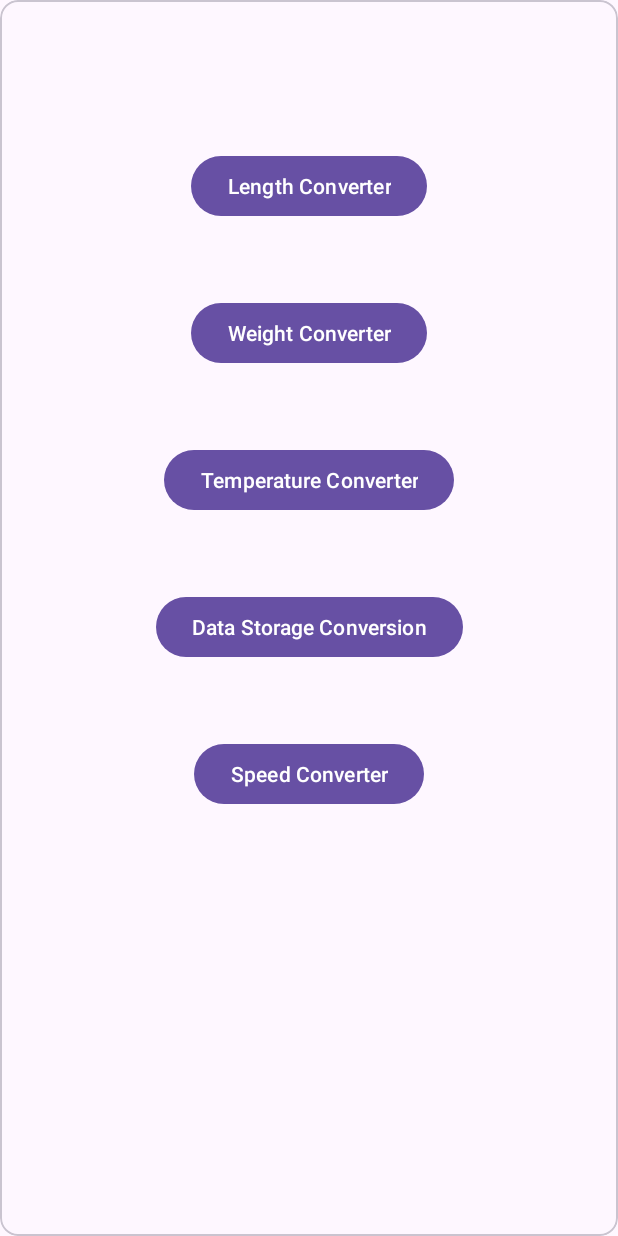
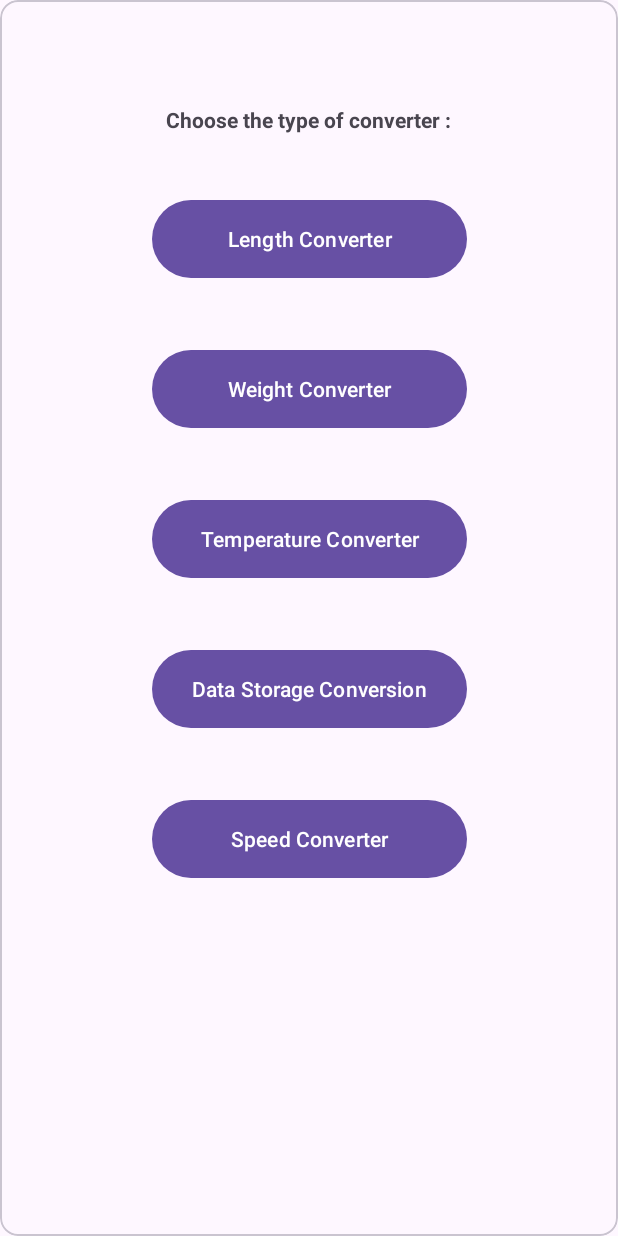
Before and after one commit to guptakushal03/Second_Assignment_App_21012021034, an Android app: the screen it shows after launch (MainActivity), on a phone screen of 412 x 824 dp. Run offline under Robolectric (Android 15) with nearby library versions, the phone set to English and light mode, and no system bars.

Commit message:
Main Page Commit 2

```diff
--- a/app/src/main/res/layout/activity_main.xml
+++ b/app/src/main/res/layout/activity_main.xml
@@ -13,56 +13,67 @@
         <androidx.constraintlayout.widget.ConstraintLayout
             android:layout_width="match_parent"
             android:layout_height="match_parent"
-            android:padding="100dp">
+            android:padding="70dp">
 
-            <Button
-                android:id="@+id/LengthBtn"
+            <TextView
+                android:id="@+id/textView"
                 android:layout_width="wrap_content"
                 android:layout_height="wrap_content"
-                android:text="Length Converter"
+                android:text="Choose the type of converter :"
+                android:textStyle="bold"
                 app:layout_constraintEnd_toEndOf="parent"
                 app:layout_constraintStart_toStartOf="parent"
                 app:layout_constraintTop_toTopOf="parent" />
 
             <Button
+                android:id="@+id/LengthBtn"
+                android:layout_width="210dp"
+                android:layout_height="60dp"
+                android:text="Length Converter"
+                app:layout_constraintEnd_toEndOf="parent"
+                app:layout_constraintStart_toStartOf="parent"
+                app:layout_constraintTop_toBottomOf="@+id/textView"
+                android:layout_marginTop="40dp"/>
+
+            <Button
                 android:id="@+id/WeightBtn"
-                android:layout_width="wrap_content"
-                android:layout_height="wrap_content"
+                android:layout_width="210dp"
+                android:layout_height="60dp"
                 android:text="Weight Converter"
                 app:layout_constraintEnd_toEndOf="parent"
                 app:layout_constraintStart_toStartOf="parent"
                 app:layout_constraintTop_toBottomOf="@+id/LengthBtn"
-                android:layout_marginTop="50dp"/>
+                android:layout_marginTop="40dp"/>
 
             <Button
                 android:id="@+id/TempBtn"
-                android:layout_width="wrap_content"
-                android:layout_height="wrap_content"
+                android:layout_width="210dp"
+                android:layout_height="60dp"
                 android:text="Temperature Converter"
                 app:layout_constraintEnd_toEndOf="parent"
                 app:layout_constraintStart_toStartOf="parent"
                 app:layout_constraintTop_toBottomOf="@+id/WeightBtn"
-                android:layout_marginTop="50dp" />
+                android:layout_marginTop="40dp" />
 
             <Button
                 android:id="@+id/DataBtn"
-                android:layout_width="wrap_content"
-                android:layout_height="wrap_content"
+                android:layout_width="210dp"
+                android:layout_height="60dp"
                 android:text="Data Storage Conversion"
                 app:layout_constraintEnd_toEndOf="parent"
                 app:layout_constraintStart_toStartOf="parent"
                 app:layout_constraintTop_toBottomOf="@+id/TempBtn"
-                android:layout_marginTop="50dp"/>
+                android:layout_marginTop="40dp"/>
 
             <Button
                 android:id="@+id/SpeedBtn"
-                android:layout_width="wrap_content"
-                android:layout_height="wrap_content"
+                android:layout_width="210dp"
+                android:layout_height="60dp"
                 android:text="Speed Converter"
                 app:layout_constraintEnd_toEndOf="parent"
                 app:layout_constraintStart_toStartOf="parent"
                 app:layout_constraintTop_toBottomOf="@+id/DataBtn"
-                android:layout_marginTop="50dp"/>
+                android:layout_marginTop="40dp"/>
 
 
         </androidx.constraintlayout.widget.ConstraintLayout>
```
